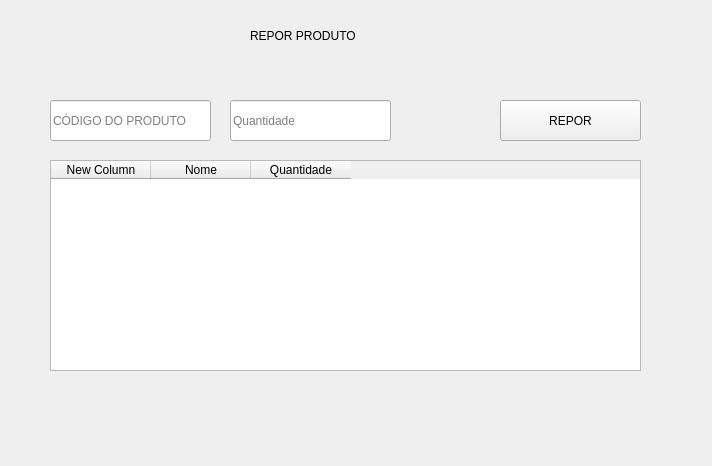
Qt form REPOSICAO.ui (leohpmoreira/inventoryManagement) before a commit.
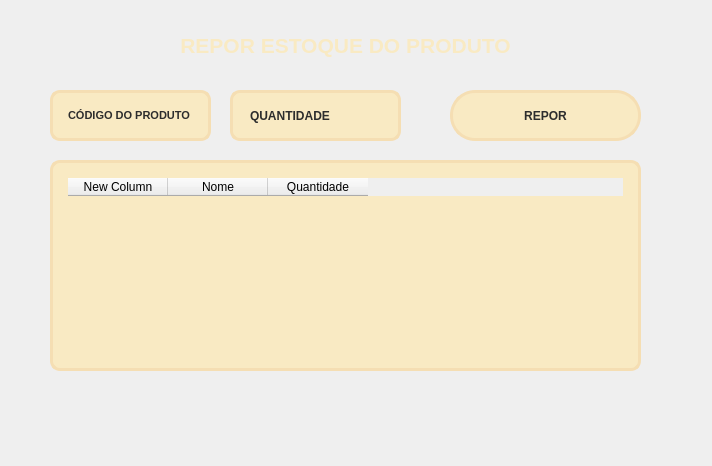
The same form after that commit.

```diff
--- a/REPOSICAO.ui
+++ b/REPOSICAO.ui
@@ -13,64 +13,6 @@
   <property name="windowTitle">
    <string>Form</string>
   </property>
-  <widget class="QLineEdit" name="lineEdit_2">
-   <property name="geometry">
-    <rect>
-     <x>230</x>
-     <y>100</y>
-     <width>161</width>
-     <height>41</height>
-    </rect>
-   </property>
-   <property name="text">
-    <string/>
-   </property>
-   <property name="placeholderText">
-    <string>Quantidade</string>
-   </property>
-  </widget>
-  <widget class="QPushButton" name="pushButton_2">
-   <property name="geometry">
-    <rect>
-     <x>500</x>
-     <y>100</y>
-     <width>141</width>
-     <height>41</height>
-    </rect>
-   </property>
-   <property name="text">
-    <string>REPOR</string>
-   </property>
-  </widget>
-  <widget class="QLabel" name="label">
-   <property name="geometry">
-    <rect>
-     <x>250</x>
-     <y>10</y>
-     <width>231</width>
-     <height>51</height>
-    </rect>
-   </property>
-   <property name="text">
-    <string>REPOR PRODUTO</string>
-   </property>
-  </widget>
-  <widget class="QLineEdit" name="lineEdit">
-   <property name="geometry">
-    <rect>
-     <x>50</x>
-     <y>100</y>
-     <width>161</width>
-     <height>41</height>
-    </rect>
-   </property>
-   <property name="text">
-    <string/>
-   </property>
-   <property name="placeholderText">
-    <string>CÓDIGO DO PRODUTO</string>
-   </property>
-  </widget>
   <widget class="QTableWidget" name="tableWidget">
    <property name="geometry">
     <rect>
@@ -80,6 +22,15 @@
      <height>211</height>
     </rect>
    </property>
+   <property name="styleSheet">
+    <string notr="true">QTableWidget {
+	border: 3px solid rgb(245, 222, 179);
+	border-radius: 10px;
+	padding: 15px;
+	background-color:rgb(249, 234, 195);
+	color: rgb(45, 45, 45);
+}</string>
+   </property>
    <column>
     <property name="text">
      <string>New Column</string>
@@ -96,6 +47,141 @@
     </property>
    </column>
   </widget>
+  <widget class="QLineEdit" name="lineEdit">
+   <property name="geometry">
+    <rect>
+     <x>50</x>
+     <y>90</y>
+     <width>161</width>
+     <height>51</height>
+    </rect>
+   </property>
+   <property name="font">
+    <font>
+     <family>Segoe UI</family>
+     <pointsize>8</pointsize>
+     <weight>75</weight>
+     <bold>true</bold>
+    </font>
+   </property>
+   <property name="styleSheet">
+    <string notr="true">QLineEdit {
+	border: 3px solid rgb(245, 222, 179);
+	border-radius: 10px;
+	padding: 15px;
+	background-color:rgb(249, 234, 195);
+	color: rgb(45, 45, 45);
+}
+QLineEdit:hover {
+	border: 3px solid rgb(55, 55, 55);
+}
+QLineEdit:focus {
+	border: 3px solid rgb(135, 206, 250);
+	color: rgb(45, 45, 45);
+}</string>
+   </property>
+   <property name="text">
+    <string> CÓDIGO DO PRODUTO</string>
+   </property>
+  </widget>
+  <widget class="QLineEdit" name="lineEdit_2">
+   <property name="geometry">
+    <rect>
+     <x>230</x>
+     <y>90</y>
+     <width>171</width>
+     <height>51</height>
+    </rect>
+   </property>
+   <property name="font">
+    <font>
+     <family>Segoe UI</family>
+     <weight>75</weight>
+     <bold>true</bold>
+    </font>
+   </property>
+   <property name="styleSheet">
+    <string notr="true">QLineEdit {
+	border: 3px solid rgb(245, 222, 179);
+	border-radius: 10px;
+	padding: 15px;
+	background-color:rgb(249, 234, 195);
+	color: rgb(45, 45, 45);
+}
+QLineEdit:hover {
+	border: 3px solid rgb(55, 55, 55);
+}
+QLineEdit:focus {
+	border: 3px solid rgb(135, 206, 250);
+	color: rgb(45, 45, 45);
+}</string>
+   </property>
+   <property name="text">
+    <string>QUANTIDADE</string>
+   </property>
+  </widget>
+  <widget class="QLabel" name="label">
+   <property name="geometry">
+    <rect>
+     <x>50</x>
+     <y>30</y>
+     <width>591</width>
+     <height>31</height>
+    </rect>
+   </property>
+   <property name="font">
+    <font>
+     <family>Segoe UI</family>
+     <pointsize>16</pointsize>
+     <weight>75</weight>
+     <bold>true</bold>
+    </font>
+   </property>
+   <property name="styleSheet">
+    <string notr="true">color:rgb(249, 234, 195);</string>
+   </property>
+   <property name="text">
+    <string>REPOR ESTOQUE DO PRODUTO</string>
+   </property>
+   <property name="alignment">
+    <set>Qt::AlignCenter</set>
+   </property>
+  </widget>
+  <widget class="QPushButton" name="pushButton">
+   <property name="geometry">
+    <rect>
+     <x>450</x>
+     <y>90</y>
+     <width>191</width>
+     <height>51</height>
+    </rect>
+   </property>
+   <property name="font">
+    <font>
+     <family>Segoe UI</family>
+     <weight>75</weight>
+     <bold>true</bold>
+    </font>
+   </property>
+   <property name="styleSheet">
+    <string notr="true">QPushButton{	
+	border: 3px solid rgb(245, 222, 179);
+	border-radius: 25px;
+	background-color:rgb(249, 234, 195);
+	color: rgb(45, 45, 45);
+}
+QPushButton:hover{	
+	border: 3px solid rgb(55, 55, 55);
+}
+QPushButton:pressed{	
+	background-color: rgb(135, 206, 250);
+	color: rgb(45, 45, 45);
+}</string>
+   </property>
+   <property name="text">
+    <string>REPOR</string>
+   </property>
+  </widget>
  </widget>
  <resources/>
  <connections/>
```
